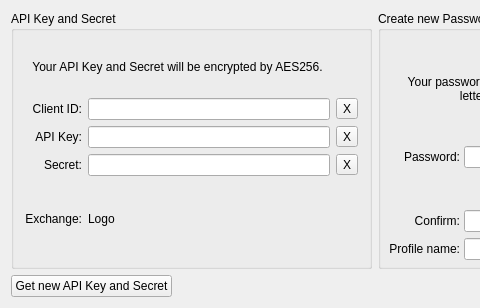
Above: login/newpassworddialog.ui from kegarlv/QtTrd before the change; both pictures show x 0 to 480 and y 0 to 308 of the 750 by 308 pixel window. Below: the same form after it.
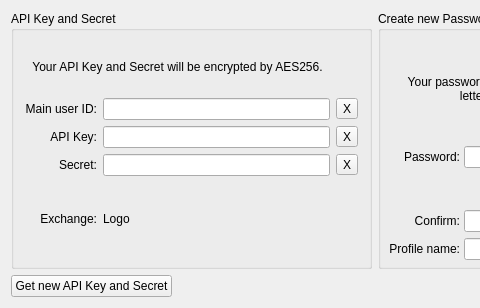
That is the form after the change.

```diff
--- a/login/newpassworddialog.ui
+++ b/login/newpassworddialog.ui
@@ -165,7 +165,7 @@
          <string>CLIENT_ID</string>
         </property>
         <property name="text">
-         <string>Client ID:</string>
+         <string>Main user ID:</string>
         </property>
         <property name="alignment">
          <set>Qt::AlignRight|Qt::AlignTrailing|Qt::AlignVCenter</set>
```
